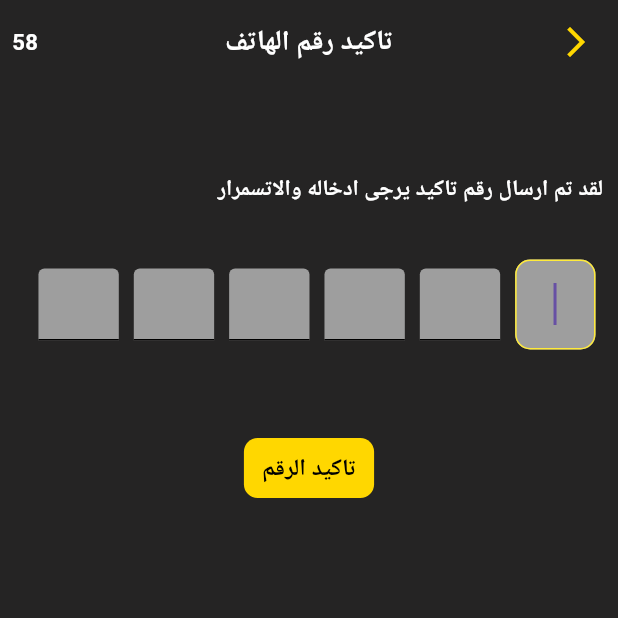
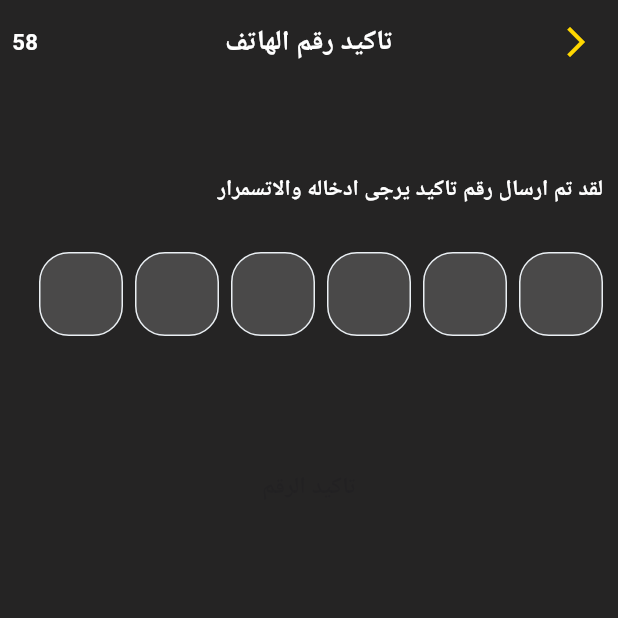
Before and after one commit to MohtadeTawafsha/HERAFI, a Flutter app: the smsVerificationPage screen opened directly, on a phone screen of 412 x 824 dp, the top half of it. Run offline on Flutter 3.47's test engine with Material 3 defaults, Android fonts, the phone set to English and light mode, and no system bars; drawn by our look-alikes of pinput; our stand-ins replace awesome_snackbar_content, cached_network_image, cloud_firestore, connectivity_plus, dartz, firebase_auth and 14 more; missing offline and left inert: chat_gpt_sdk; accounts and stored records are empty; Roboto replaces fonts that are missing (Arial).

Commit message:
fix issues

```diff
--- a/lib/presentation/controllers/AuthController/homePageController.dart
+++ b/lib/presentation/controllers/AuthController/homePageController.dart
@@ -9,7 +9,6 @@ import 'package:herafi/presentation/routes/app_routes.dart';
 
 import '../../../core/status/error/Failure.dart';
 import '../../../domain/usecases/chatUseCases/fetchUserData.dart';
-
 class homePageController extends GetxController {
   final fetchUserChatsUseCase fetchChatsUseCase;
   final fetchUserDataUseCase FetchUserData;
@@ -68,7 +67,6 @@ class homePageController extends GetxController {
     Get.toNamed(AppRoutes.chatbot);
   }
   void fetchUserData()async{
-    Future.delayed(Duration(seconds: 1)).then((onValue)=>Get.toNamed(AppRoutes.accountType));
     final result=await FetchUserData(userId: FirebaseAuth.instance.currentUser!.uid);
     result.fold(
             (left){
@@ -85,8 +83,7 @@ class homePageController extends GetxController {
     );
   }
   void fetchChats() async {
-    Either<Failure, List<chatEntity>> chats =
-    await fetchChatsUseCase(userId: FirebaseAuth.instance.currentUser!.uid);
+    Either<Failure, List<chatEntity>> chats = await fetchChatsUseCase(userId: FirebaseAuth.instance.currentUser!.uid);
     chats.fold((ifLeft) {
       Get.snackbar('مشكلة', 'لقد حدثة مشكلة اثناء تحميل الرسائل');
     }, (ifRight) {
--- a/lib/presentation/pages/authPages/smsVerificationPage.dart
+++ b/lib/presentation/pages/authPages/smsVerificationPage.dart
@@ -1,14 +1,38 @@
+import 'dart:math';
+
 import 'package:flutter/material.dart';
 import 'package:flutter/services.dart';
 import 'package:get/get.dart';
 import 'package:get/get_core/src/get_main.dart';
 import 'package:herafi/presentation/controllers/AuthController/smsVerificationController.dart';
+import 'package:pinput/pinput.dart';
 import '../../themes/colors.dart';
 
 class smsVerificationPage extends StatelessWidget {
   const smsVerificationPage({super.key});
   @override
   Widget build(BuildContext context) {
+    final defaultPinTheme = PinTheme(
+      width: min(MediaQuery.sizeOf(context).width*0.14, 56),
+      height: 56,
+      textStyle: TextStyle(fontSize: 20, color: Color.fromRGBO(30, 60, 87, 1), fontWeight: FontWeight.w600),
+      decoration: BoxDecoration(
+        color: Colors.grey.withOpacity(0.3),
+        border: Border.all(color: Color.fromRGBO(234, 239, 243, 1)),
+        borderRadius: BorderRadius.circular(20),
+      ),
+    );
+    final focusedPinTheme = defaultPinTheme.copyDecorationWith(
+      border: Border.all(color: Color.fromRGBO(114, 178, 238, 1)),
+      borderRadius: BorderRadius.circular(8),
+    );
+
+    final submittedPinTheme = defaultPinTheme.copyWith(
+      decoration: defaultPinTheme.decoration?.copyWith(
+        color: Theme.of(context).focusColor,
+      ),
+    );
+
     final smsVerificationController controller = Get.find();
     return SafeArea(
       child: Scaffold(
@@ -25,10 +49,11 @@ class smsVerificationPage extends StatelessWidget {
           title:
               Text("تاكيد رقم الهاتف", style: TextStyle(color: Colors.white)),
         ),
-        body: Container(
+        body: Column(
+          children: [
+            Container(
               padding: EdgeInsets.all(10),
               width: Get.width,
-          height: Get.height,
               child: Column(
                 crossAxisAlignment: CrossAxisAlignment.start,
                 children: [
@@ -39,49 +64,48 @@ class smsVerificationPage extends StatelessWidget {
                   SizedBox(
                     height: 30,
                   ),
+
                   Row(
-                  children: List.generate(6, (index) {
-                return number(Get.size, index, context,controller);
-              })),
+                    children: [
+                      Pinput(
+                        defaultPinTheme: defaultPinTheme,
+                        focusedPinTheme: focusedPinTheme,
+                        submittedPinTheme: submittedPinTheme,
+                        controller: controller.smsCodeController,
+                        pinContentAlignment: Alignment.center,
+                        length: 6,
+                        onChanged: (x)=>controller.isCodeFull.value=(x.length==6),
+
+                      )
+                    ],
+                  ),
+                  SizedBox(height: 5,),
+                  Row(
+                    children: [
+                      Obx((){
+                        return Text(controller.errorMessage.value);
+                      })
+                    ],
+                  ),
                   SizedBox(
                     height: 50,
                   ),
-
                   Row(
                     mainAxisAlignment: MainAxisAlignment.center,
                     children: [
-                  TextButton(onPressed: controller.verifyNumber, child: Text("تاكيد الرقم")),
-                ],
-              )
+                      Obx((){
+                        return TextButton(onPressed: controller.isCodeFull.value?controller.verifyNumber:null, child: Text("تاكيد الرقم"));
+                      })
                     ],
                   ),
+                ],
+              ),
+            ),
+          ],
         ),
       ),
     );
   }
-
-  Container number(Size size, int index, BuildContext context,smsVerificationController controller) {
-    return Container(
-      margin: EdgeInsets.all(5),
-      width: size.width * 0.13,
-      child: TextFormField(
-        autofocus: true,
-        keyboardType: TextInputType.number,
-        decoration: InputDecoration(
-          filled: true,
-          fillColor: Colors.grey,
-          border: InputBorder.none,
-          enabledBorder: UnderlineInputBorder(),
-        ),
-        inputFormatters: [
-          LengthLimitingTextInputFormatter(1),
-        ],
-        textAlign: TextAlign.center,
-        onChanged:(value)=>controller.onChange(value,index,context),
-      ),
-    );
-  }
-
   Widget resendCode(smsVerificationController controller) {
     return TextButton(onPressed:controller.sendCode, child: Text('resend'));
   }
--- a/lib/presentation/pages/states/noInternetConnection.dart
+++ b/lib/presentation/pages/states/noInternetConnection.dart
@@ -12,9 +12,9 @@ class NoInternetConnection extends StatelessWidget {
             mainAxisAlignment: MainAxisAlignment.start,
             children: [
               SizedBox(height: MediaQuery.sizeOf(context).height*0.21,),
-              Image.asset("lib/core/utils/images/no-wifi.png",width: MediaQuery.sizeOf(context).width*0.5,color: Colors.red,),
+              Image.asset("lib/core/utils/images/no-internet.png",width: MediaQuery.sizeOf(context).width*0.5,color: Colors.red,),
               Text("لا يوجد اتصال بالانترنت",style: Theme.of(context).textTheme!.bodyMedium,),
-              SizedBox(height: MediaQuery.sizeOf(context).height*0.3,),
+              SizedBox(height: MediaQuery.sizeOf(context).height*0.1,),
               Text("قم بالأتصال بالانترنت, وسوف يتم تحويلك مباشرة الى البرنامج",style: Theme.of(context).textTheme!.bodyMedium,),
             ],
           ),
--- a/pubspec.yaml
+++ b/pubspec.yaml
@@ -60,6 +60,7 @@ dependencies:
   http: ^1.2.2
   provider: 6.1.2
   geolocator: ^13.0.2
+  pinput: ^5.0.0
 dev_dependencies:
   flutter_test:
     sdk: flutter
```
Also changed, not shown: lib/presentation/controllers/AuthController/smsVerificationController.dart (+19 -13 lines), lib/core/utils/images/no-internet.png (added). Lines whose indentation alone changed are shown as unchanged.
